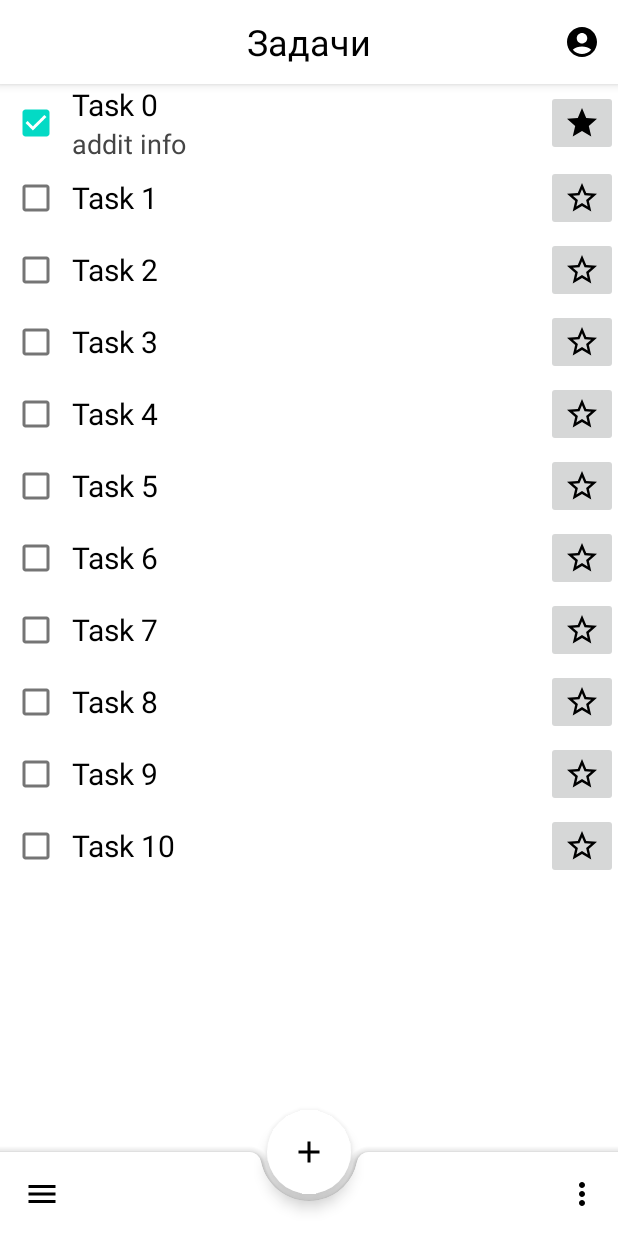
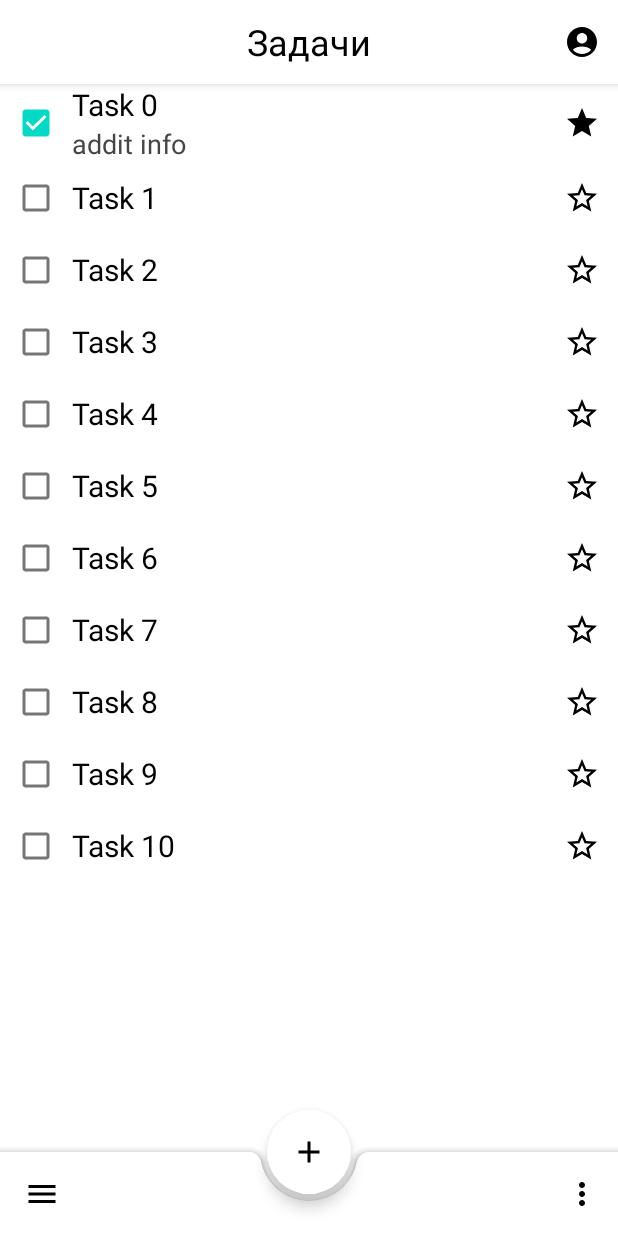
Before and after one commit to Ru6en11/To-Do-clone-Google-Tasks, an Android app: the screen it shows after launch (MainActivity), on a phone screen of 412 x 824 dp. Run offline under Robolectric (Android 15) with nearby library versions, the phone set to English and light mode, and no system bars.

Commit message:
change backgroundTint for isFavouriteImageButton in task_item

```diff
--- a/app/src/main/res/layout/task_item.xml
+++ b/app/src/main/res/layout/task_item.xml
@@ -46,6 +46,7 @@
         android:layout_width="wrap_content"
         android:layout_height="wrap_content"
         android:src="@drawable/ic_star_border"
-        android:contentDescription="@string/favourite_button"/>
+        android:contentDescription="@string/favourite_button"
+        android:backgroundTint="#0000FFFF"/>
 
 </LinearLayout>
```
